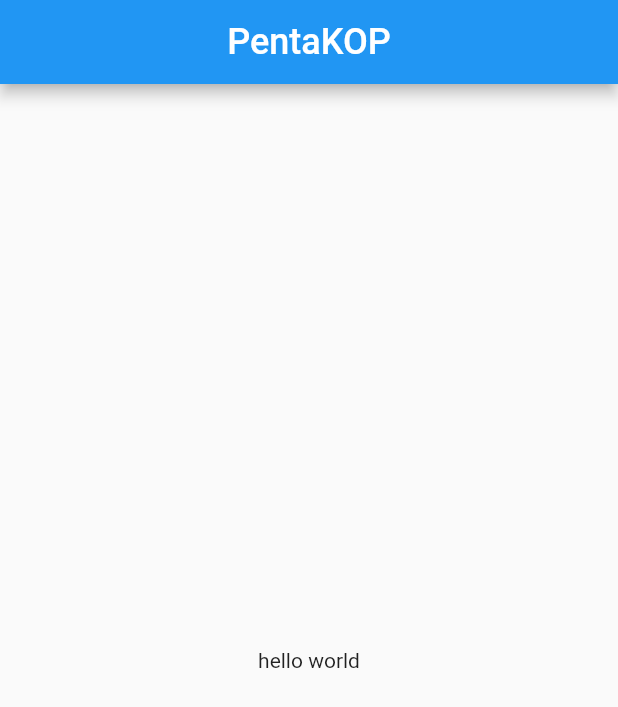
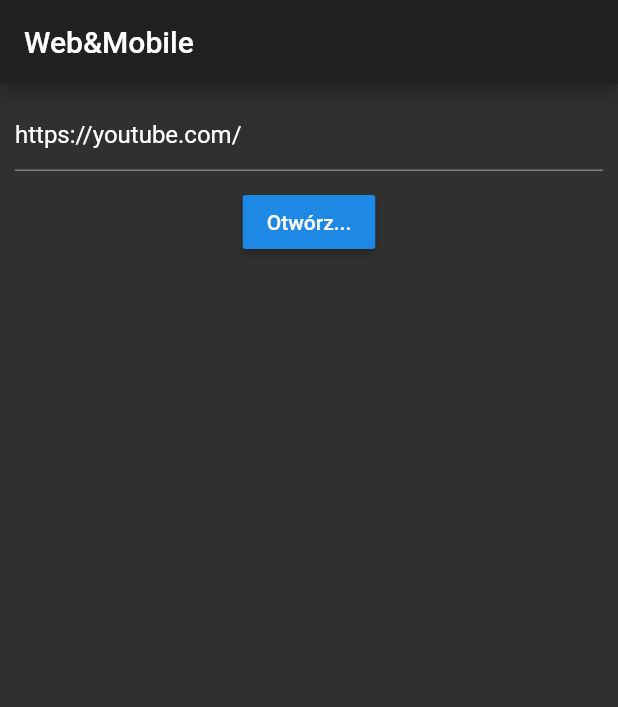
Before and after one commit to mikol4j/Flutter, a Flutter app: the screen it shows after launch, on a phone screen of 412 x 824 dp. Shown: the top 707 px of the screen. Run offline on Flutter 3.47's test engine with Material 2 defaults, Android fonts, the phone set to English and light mode, and no system bars; missing offline and left inert: flutter_webview_plugin.

Commit message:
fix missing new keywords

```diff
--- a/demo/lib/main.dart
+++ b/demo/lib/main.dart
@@ -1,30 +1,88 @@
 import 'package:flutter/material.dart';
+// import 'package:url_launcher/url_launcher.dart';
+// import 'dart:async';
+
+import 'package:flutter_webview_plugin/flutter_webview_plugin.dart';
+
+String url = "https://youtube.com/";
 
 void main() => runApp(new MyApp());
 
 class MyApp extends StatelessWidget {
   @override
   Widget build(BuildContext context) {
-    return new HellloWidget(title:"hello world");
+    return new MaterialApp(
+      title: 'Webview Example',
+      theme: new ThemeData.dark(),
+      routes: {
+        "/": (_) => new Home(),
+        "/webview": (_) => new WebviewScaffold(
+              url: url,
+              appBar: new AppBar(
+                title: new Text("Web&Mobile"),
+              ),
+              withJavascript: true,
+              withLocalStorage: true,
+              withZoom: true,
+            )
+      },
+
+      // home: Home(),
+    );
   }
 }
 
-class HellloWidget extends StatelessWidget {
-  final String title;
-  HellloWidget({this.title});
+class Home extends StatefulWidget {
   @override
-  Widget build(BuildContext ctx) {
-    return new Center(child:
-    new MaterialApp(
-      title: 'Welcome to Flutter...',
-      home: new Scaffold(
-        appBar: new AppBar(
-          title:  new Center(child: new Text('PentaKOP', style:new TextStyle(fontSize: 24.0))),
+  HomeState createState() => new HomeState();
+}
+
+
+class HomeState extends State<Home> {
+  final webView = new FlutterWebviewPlugin();
+  TextEditingController controller = new TextEditingController(text: url);
+
+  @override
+  void initState() {
+    super.initState();
+
+    webView.close();
+    controller.addListener(() {
+      url = controller.text;
+    });
+  }
+
+  @override
+  void dispose() {
+    webView.dispose();
+    controller.dispose();
+    super.dispose();
+  }
+
+  @override
+  Widget build(BuildContext context) {
+    return new Scaffold(
+        appBar:  new AppBar(
+          title:  new Text("Web&Mobile"),
         ),
-        body: new Center(
-          child: new Text(this.title),
-        ),
-      ),
-    ));
+        body:  new Center(
+          child:  new Column(
+            children: <Widget>[
+               new Container(
+                padding: new  EdgeInsets.all(10.0),
+                child: new  TextField(
+                  controller: controller,
+                ),
+              ),
+               new RaisedButton(
+                child:  new Text("Otwórz..."),
+                onPressed: () {
+                  Navigator.of(context).pushNamed("/webview");
+                },
+              )
+            ],
+          ),
+        )
+        );
   }
 }
--- a/demo/pubspec.yaml
+++ b/demo/pubspec.yaml
@@ -9,6 +9,7 @@ dependencies:
   # Use with the CupertinoIcons class for iOS style icons.
   cupertino_icons: ^0.1.0
   english_words: ^3.1.0
+  flutter_webview_plugin: ^0.1.4
 
 
 dev_dependencies:
```
Also changed, not shown: demo/flutter_02.png (added), demo/pubspec.lock.
